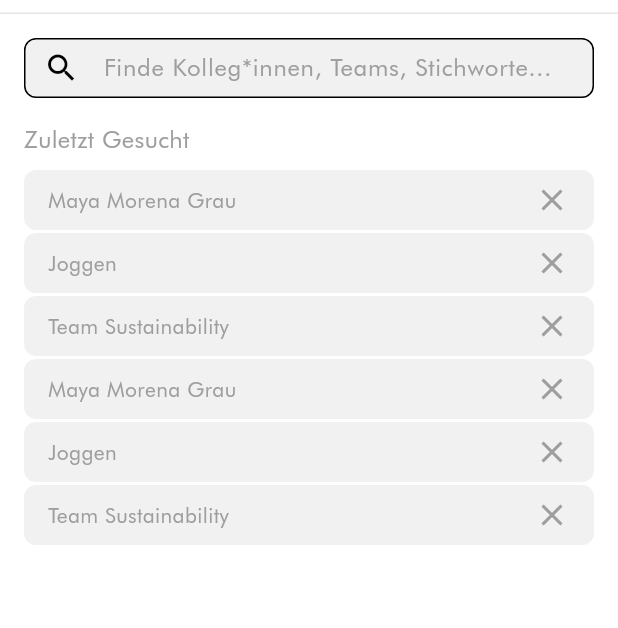
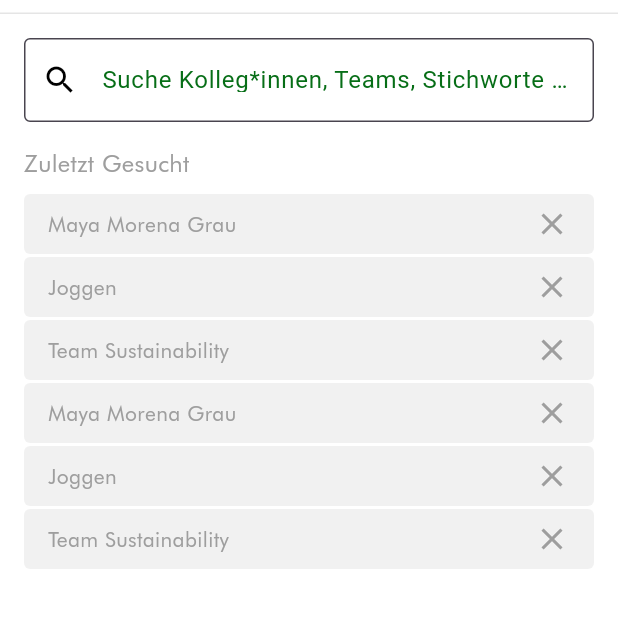
Before and after one commit to kvdthuesen/positeams_programmierung2, a Flutter app: the Search screen opened directly, on a phone screen of 412 x 824 dp, the part 70-698 px from its top. Run offline on Flutter 3.47's test engine with Material 3 defaults, Android fonts, the light colour scheme and no system bars; Roboto replaces fonts that are missing (Futura).

Commit message:
edited search bar

```diff
--- a/lib/pages/explore_page.dart
+++ b/lib/pages/explore_page.dart
@@ -28,6 +28,7 @@ class _ExploreState extends State<Explore> with AutomaticKeepAliveClientMixin {
       appBar: MyAppBar(
         title: 'PosiTeams',
         titleAlign: TextAlign.left,
+        automaticallyImplyLeading: false, // remove the back button (arrow)
         actions: [
           Padding(
             padding: const EdgeInsets.only(right: 16.0),
--- a/lib/pages/search_page.dart
+++ b/lib/pages/search_page.dart
@@ -12,6 +12,8 @@ class Search extends StatefulWidget {
 }
 
 class _SearchState extends State<Search> with AutomaticKeepAliveClientMixin {
+
+  final TextEditingController _searchController = TextEditingController();
 
   /// Ensures that the widget's state (such as the search field input) is preserved when switching tabs.
   @override
@@ -57,32 +59,23 @@ class _SearchState extends State<Search> with AutomaticKeepAliveClientMixin {
         child: Column(
           crossAxisAlignment: CrossAxisAlignment.start,
           children: [
-            // Search input field with a rounded border and search icon
-            Container(
-              height: 40,
-              decoration: BoxDecoration(
-                color: const Color.fromARGB(100, 220, 220, 220),
-                borderRadius: BorderRadius.circular(8),
-                border: Border.all(
-                  color: Colors.black,
+            // Search input field
+            TextField(
+              controller: _searchController,
+              decoration: InputDecoration(
+                labelText: "Suche Kolleg*innen, Teams, Stichworte ...",
+                labelStyle: const TextStyle(color: Color.fromARGB(255, 7, 110, 23)), // label in green
+                fillColor: Colors.white,
+                filled: true,
+                border: const OutlineInputBorder(),
+                focusedBorder: OutlineInputBorder(
+                  borderSide: BorderSide(color: const Color.fromARGB(255, 7, 110, 23)), // frame in green in focus
                 ),
+                prefixIcon: const Icon(Icons.search, color: Colors.black), // Search-Icon
               ),
-              child: TextField(
-                style: const TextStyle(
-                  fontFamily: 'Futura',
-                  fontSize: 16,
-                ),
-                decoration: const InputDecoration(
-                  prefixIcon: Icon(Icons.search, color: Colors.black),
-                  hintText: 'Finde Kolleg*innen, Teams, Stichworte...',
-                  hintStyle: TextStyle(
-                    fontFamily: 'Futura',
-                    fontSize: 16,
-                    color: Colors.grey,
-                  ),
-                  border: InputBorder.none,
-                  contentPadding: EdgeInsets.symmetric(vertical: 10),
-                ),
+              style: const TextStyle(
+                fontFamily: 'Futura',
+                fontSize: 16,
               ),
             ),
             const SizedBox(height: 16),
@@ -122,7 +115,7 @@ class _SearchState extends State<Search> with AutomaticKeepAliveClientMixin {
       margin: const EdgeInsets.symmetric(vertical: 1.0), // Reduced vertical margin for compact spacing
       decoration: BoxDecoration(
         color: const Color.fromARGB(100, 220, 220, 220),
-        borderRadius: BorderRadius.circular(8),
+        borderRadius: BorderRadius.circular(4),
       ),
       alignment: Alignment.center,
       child: Row(
```
